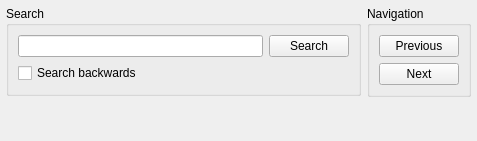
The window that src/multiserialviewer/ui_files/searchWidget.ui (shaag7967/multiserialviewer) describes before a commit, drawn with Qt 5.
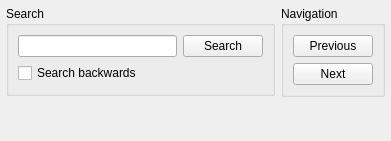
The same window after the commit.

```diff
--- a/src/multiserialviewer/ui_files/searchWidget.ui
+++ b/src/multiserialviewer/ui_files/searchWidget.ui
@@ -6,7 +6,7 @@
    <rect>
     <x>0</x>
     <y>0</y>
-    <width>477</width>
+    <width>391</width>
     <height>141</height>
    </rect>
   </property>
```
